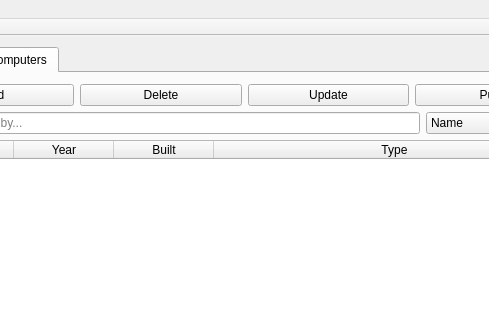
Qt form vika3/adalgluggi.ui (editomars/VLN1_h22) before a commit; both pictures show x 111 to 600 and y 0 to 320 of the 711 by 436 pixel window.
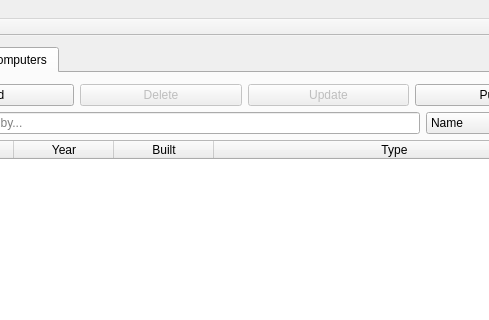
The same form after that commit.

Commit message: almennar lagfæringar á ui virkni

Patch:
```diff
--- a/vika3/adalgluggi.ui
+++ b/vika3/adalgluggi.ui
@@ -183,6 +183,9 @@
           </item>
           <item>
            <widget class="QPushButton" name="vButton_delete">
+            <property name="enabled">
+             <bool>false</bool>
+            </property>
             <property name="text">
              <string>Delete</string>
             </property>
@@ -190,6 +193,9 @@
           </item>
           <item>
            <widget class="QPushButton" name="vButton_update">
+            <property name="enabled">
+             <bool>false</bool>
+            </property>
             <property name="text">
              <string>Update</string>
             </property>
```
Left out of the diff: 2 changed lines with no effect on the pictures. The commit also changes 2 other files.
